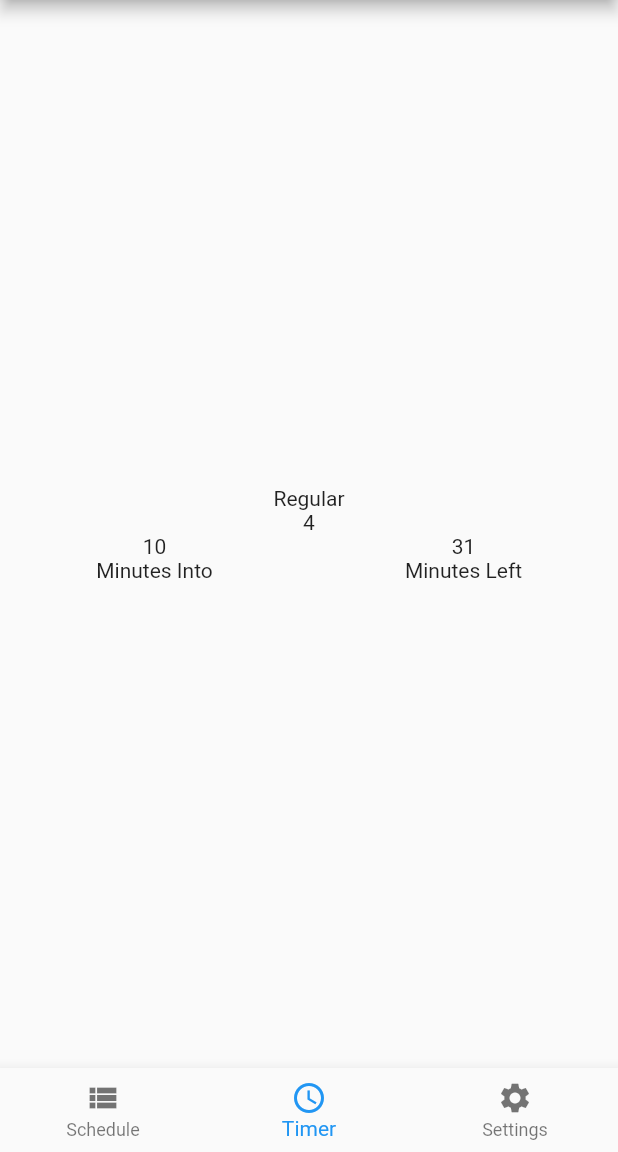
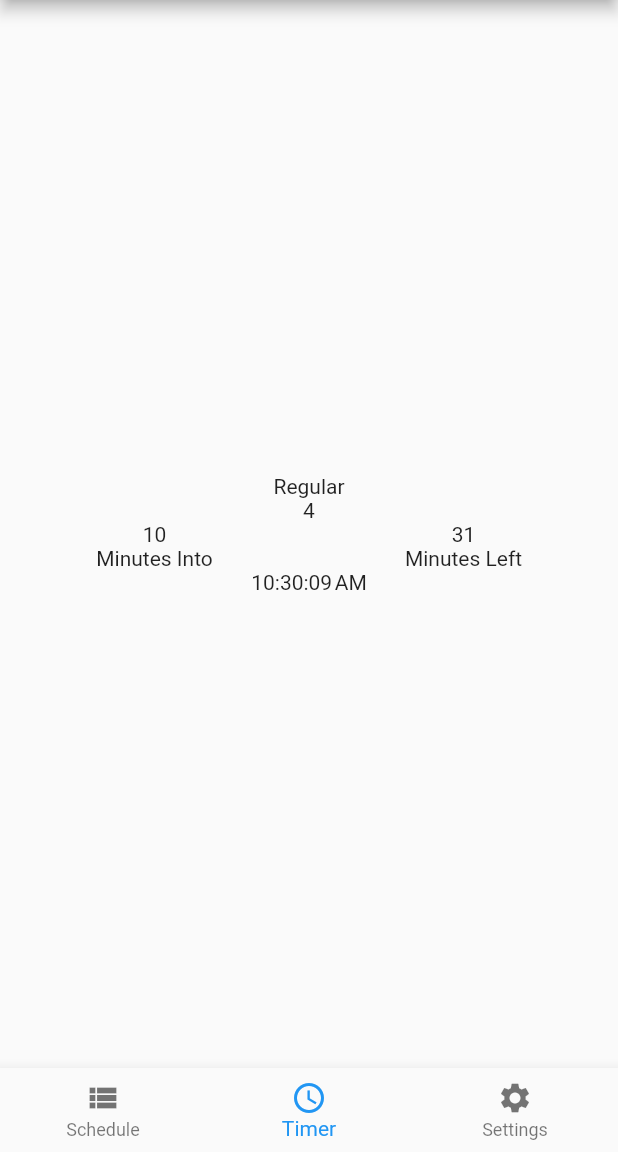
Before and after one commit to kazijamal/stuy-bell-schedule, a Flutter app: the screen it shows after launch, item 2 of the bottom bar chosen, on a phone screen of 412 x 824 dp, the part 84-1236 px from its top. Run offline on Flutter 3.47's test engine with Material 2 defaults, Android fonts, the phone set to English and light mode, and no system bars.

Commit message:
Fully functional timer screen

```diff
--- a/lib/presentation/timer/timer_screen.dart
+++ b/lib/presentation/timer/timer_screen.dart
@@ -1,3 +1,6 @@
+import 'dart:async';
+import 'package:intl/intl.dart';
+
 import 'package:flutter/material.dart';
 
 import '../../state/timer_computations.dart';
@@ -12,6 +15,30 @@ class TimerScreen extends StatefulWidget {
 }
 
 class _TimerScreenState extends State<TimerScreen> {
+  String _period;
+  int _minutesInto;
+  int _minutesLeft;
+  String _now;
+  Timer _everySecond;
+
+  @override
+  void initState() {
+    super.initState();
+
+    _period = TimerComputations.getCurrentPeriod(widget.schedule);
+    _minutesInto = TimerComputations.getMinutesInto(widget.schedule);
+    _minutesLeft = TimerComputations.getMinutesLeft(widget.schedule);
+    _now = DateFormat('jms').format(DateTime.now());
+
+    _everySecond = Timer.periodic(Duration(seconds: 1), (Timer t) {
+      setState(() {
+        _minutesInto = TimerComputations.getMinutesInto(widget.schedule);
+        _minutesLeft = TimerComputations.getMinutesLeft(widget.schedule);
+        _now = DateFormat('jms').format(DateTime.now());
+      });
+    });
+  }
+
   @override
   Widget build(BuildContext context) {
     return Scaffold(
@@ -20,27 +47,26 @@ class _TimerScreenState extends State<TimerScreen> {
         mainAxisAlignment: MainAxisAlignment.center,
         children: <Widget>[
           Text(widget.schedule),
-          Text(TimerComputations.getCurrentPeriod(widget.schedule)),
+          Text('$_period'),
           Row(
             children: <Widget>[
               Expanded(
                   child: Column(
                 children: <Widget>[
-                  Text(TimerComputations.getMinutesInto(widget.schedule)
-                      .toString()),
-                  Text('Minutes Into', textAlign: TextAlign.center),
+                  Text('$_minutesInto'),
+                  Text('Minutes Into'),
                 ],
               )),
               Expanded(
                   child: Column(
                 children: <Widget>[
-                  Text(TimerComputations.getMinutesLeft(widget.schedule)
-                      .toString()),
-                  Text('Minutes Left', textAlign: TextAlign.center),
+                  Text('$_minutesLeft'),
+                  Text('Minutes Left'),
                 ],
               )),
             ],
-          )
+          ),
+          Text('$_now'),
         ],
       ),
     ));
--- a/lib/state/timer_computations.dart
+++ b/lib/state/timer_computations.dart
@@ -40,7 +40,7 @@ class TimerComputations {
       return -1;
     }
     int start = scheduleMap[schedule][period]['start'];
-    return ((time - start) / 60).round();
+    return ((time - start) / 60).floor();
   }
 
   static int getMinutesLeft(String schedule) {
@@ -50,6 +50,6 @@ class TimerComputations {
       return -1;
     }
     int end = scheduleMap[schedule][period]['end'];
-    return ((end - time) / 60).round();
+    return ((end - time) / 60).ceil();
   }
 }
```
